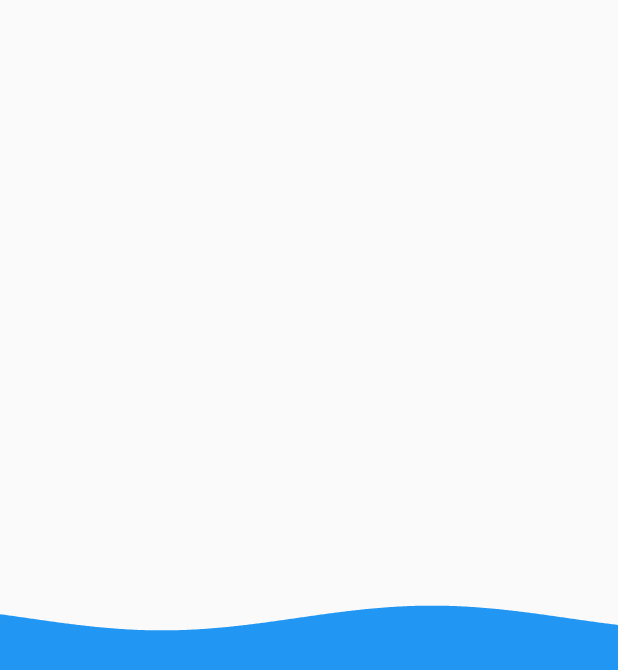
After one commit to charger513/flutter_demos, a Flutter app: the screen it shows after launch, after a tap on "Wave Animation", on a phone screen of 412 x 824 dp. The commit adds this screen. Shown: the top 670 px of the screen. Run offline on Flutter 3.47's test engine with Material 2 defaults, Android fonts, the light colour scheme and no system bars; our stand-ins replace google_fonts, syncfusion_flutter_sliders.

Commit message:
feat: Add Wave Animation with bubbles

```diff
--- a/lib/home_page.dart
+++ b/lib/home_page.dart
@@ -5,6 +5,7 @@ import 'package:flutter_portafolio/list_animation/ui/pages/list_animation_page.d
 import 'package:flutter_portafolio/page_view_center_scale/ui/pages/page_view_center_scale_page.dart';
 import 'package:flutter_portafolio/parallax_scroll/ui/pages/parallax_page.dart';
 import 'package:flutter_portafolio/particles_animations/ui/pages/particles_animations_page.dart';
+import 'package:flutter_portafolio/wave_animation/ui/pages/wave_animation_page.dart';
 import 'package:google_fonts/google_fonts.dart';
 
 class HomePage extends StatelessWidget {
@@ -102,6 +103,22 @@ class HomePage extends StatelessWidget {
                   },
                 ),
               ),
+              Card(
+                child: ListTile(
+                  title: Text(
+                    'Wave Animation',
+                    style: GoogleFonts.merriweatherSans(),
+                  ),
+                  trailing: const Icon(Icons.chevron_right),
+                  onTap: () {
+                    Navigator.of(context).push(
+                      MaterialPageRoute(
+                        builder: (_) => WaveAnimationPage(),
+                      ),
+                    );
+                  },
+                ),
+              ),
             ],
           ),
         ),
--- /dev/null
+++ b/lib/wave_animation/models/drawable.dart
@@ -0,0 +1,5 @@
+import 'package:flutter/material.dart';
+
+abstract class Drawable {
+  void draw(Canvas canvas);
+}
--- /dev/null
+++ b/lib/wave_animation/models/particle.dart
@@ -0,0 +1,40 @@
+import 'dart:math';
+import 'dart:ui';
+
+import 'package:flutter/material.dart';
+import 'package:flutter_portafolio/particles_animations/models/drawable.dart';
+
+class Particle implements Drawable {
+  Offset position;
+  Offset speed;
+  double radius;
+  Color color;
+  double lifetime;
+  double maxLifetime;
+
+  Particle({
+    this.position = Offset.zero,
+    this.speed = Offset.zero,
+    this.radius = 10,
+    this.color = Colors.white,
+    this.lifetime = 255,
+    this.maxLifetime = 255,
+  });
+
+  void update() {
+    position = position + speed;
+    lifetime--;
+  }
+
+  @override
+  void draw(Canvas canvas) {
+    if (lifetime > 0) {
+      final paint = Paint()
+        ..color = Color.lerp(
+            color, Colors.white.withAlpha(0), 1 - (lifetime / maxLifetime))!;
+      // ..style = PaintingStyle.stroke
+      // ..strokeWidth = 0.3;
+      canvas.drawCircle(position, radius, paint);
+    }
+  }
+}
--- /dev/null
+++ b/lib/wave_animation/ui/pages/wave_animation_page.dart
@@ -0,0 +1,65 @@
+import 'dart:math';
+
+import 'package:flutter/material.dart';
+import 'package:flutter_portafolio/wave_animation/ui/widgets/animated_wave.dart';
+import 'package:syncfusion_flutter_sliders/sliders.dart';
+
+class WaveAnimationPage extends StatefulWidget {
+  @override
+  State<WaveAnimationPage> createState() => _WaveAnimationPageState();
+}
+
+class _WaveAnimationPageState extends State<WaveAnimationPage> {
+  double value = 0.5;
+  double sliderLeft = -100;
+
+  @override
+  Widget build(BuildContext context) {
+    return Scaffold(
+      body: Stack(
+        children: [
+          AnimatedWave(value: value),
+          AnimatedPositioned(
+            duration: const Duration(milliseconds: 300),
+            top: 0,
+            bottom: 0,
+            left: sliderLeft,
+            child: SafeArea(
+              child: SfSlider.vertical(
+                  value: value * 100,
+                  min: 0,
+                  max: 100,
+                  stepSize: 10,
+                  activeColor: Colors.black,
+                  showDividers: true,
+                  showTicks: true,
+                  showLabels: true,
+                  interval: 10,
+                  onChanged: (value) {
+                    setState(() {
+                      this.value = value / 100;
+                    });
+                  }),
+            ),
+          ),
+          SizedBox(
+            height: double.infinity,
+            width: double.infinity,
+            child: GestureDetector(
+              onHorizontalDragEnd: (details) {
+                // print(details.velocity);
+                setState(() {
+                  if (details.velocity.pixelsPerSecond.dx > 0) {
+                    sliderLeft = 0;
+                  } else if (details.velocity.pixelsPerSecond.dx < 0) {
+                    sliderLeft = -100;
+                  }
+                });
+              },
+            ),
+          ),
+        ],
+      ),
+    );
+  }
+}
--- /dev/null
+++ b/lib/wave_animation/ui/widgets/animated_wave.dart
@@ -0,0 +1,47 @@
+import 'package:flutter/material.dart';
+
+import 'wave.dart';
+
+class AnimatedWave extends StatefulWidget {
+  const AnimatedWave({
+    Key? key,
+    required this.value,
+  }) : super(key: key);
+
+  final double value;
+
+  @override
+  _AnimatedWaveState createState() => _AnimatedWaveState();
+}
+
+class _AnimatedWaveState extends State<AnimatedWave> {
+  late double lastValue;
+  late double currentValue;
+
+  @override
+  void initState() {
+    super.initState();
+    lastValue = 0;
+    currentValue = widget.value;
+  }
+
+  @override
+  void didUpdateWidget(covariant AnimatedWave oldWidget) {
+    lastValue = oldWidget.value;
+    currentValue = widget.value;
+    super.didUpdateWidget(oldWidget);
+  }
+
+  @override
+  Widget build(BuildContext context) {
+    return TweenAnimationBuilder<double>(
+      duration: const Duration(milliseconds: 500),
+      tween: Tween<double>(begin: lastValue, end: currentValue),
+      builder: (ctx, value, _) => Wave(
+        value: value,
+        color: Theme.of(context).colorScheme.secondary,
+        direction: Axis.vertical,
+      ),
+    );
+  }
+}
--- /dev/null
+++ b/lib/wave_animation/ui/widgets/wave.dart
@@ -0,0 +1,181 @@
+import 'dart:math' as math;
+
+import 'package:flutter/material.dart';
+import 'package:flutter_portafolio/wave_animation/models/particle.dart';
+
+class Wave extends StatefulWidget {
+  final double value;
+  final Color color;
+  final Axis direction;
+
+  const Wave({
+    Key? key,
+    required this.value,
+    required this.color,
+    required this.direction,
+  }) : super(key: key);
+
+  @override
+  _WaveState createState() => _WaveState();
+}
+
+class _WaveState extends State<Wave> with SingleTickerProviderStateMixin {
+  late AnimationController _animationController;
+  late final Size size;
+
+  final List<Particle> bubbles = [];
+
+  @override
+  void initState() {
+    super.initState();
+
+    _animationController = AnimationController(
+      vsync: this,
+      duration: const Duration(seconds: 2),
+    );
+    _animationController.repeat();
+  }
+
+  @override
+  void didChangeDependencies() {
+    super.didChangeDependencies();
+    size = MediaQuery.of(context).size;
+    _animationController.addListener(() {
+      if (math.Random().nextDouble() <= 0.01) {
+        createBubble();
+      }
+    });
+  }
+
+  @override
+  void dispose() {
+    _animationController.dispose();
+    super.dispose();
+  }
+
+  void createBubble() {
+    bubbles.add(
+      Particle(
+        radius: 20 - math.Random().nextDouble() * 15,
+        position: Offset(
+          math.Random().nextDouble() * size.width,
+          size.height,
+        ),
+        speed: Offset(0, -(4 - math.Random().nextDouble() * 2)),
+        color: Colors.white.withOpacity(
+          math.Random().nextDouble().clamp(0.1, 0.9),
+        ),
+        lifetime: 255 * widget.value,
+        maxLifetime: 255 * widget.value,
+      ),
+    );
+  }
+
+  @override
+  Widget build(BuildContext context) {
+    return AnimatedBuilder(
+      animation: CurvedAnimation(
+        parent: _animationController,
+        curve: Curves.easeInOut,
+      ),
+      builder: (context, child) => ClipPath(
+        child: Container(
+          height: double.infinity,
+          width: double.infinity,
+          decoration: BoxDecoration(color: widget.color),
+          child: CustomPaint(
+            painter: BubblesPainter(bubbles: bubbles),
+          ),
+        ),
+        clipper: _WaveClipper(
+          animationValue: _animationController.value,
+          value: widget.value,
+          direction: widget.direction,
+        ),
+      ),
+    );
+  }
+}
+
+class _WaveClipper extends CustomClipper<Path> {
+  final double animationValue;
+  final double value;
+  final Axis direction;
+  final double waveHeightFactor = 100.0;
+
+  _WaveClipper({
+    required this.animationValue,
+    required this.value,
+    required this.direction,
+  });
+
+  @override
+  Path getClip(Size size) {
+    if (direction == Axis.horizontal) {
+      Path path = Path()
+        ..addPolygon(_generateHorizontalWavePath(size), false)
+        ..lineTo(0.0, size.height)
+        ..lineTo(0.0, 0.0)
+        ..close();
+      return path;
+    }
+
+    Path path = Path()
+      ..addPolygon(_generateVerticalWavePath(size), false)
+      ..lineTo(size.width, size.height)
+      ..lineTo(0.0, size.height)
+      ..close();
+    return path;
+  }
+
+  List<Offset> _generateHorizontalWavePath(Size size) {
+    final waveList = <Offset>[];
+    for (int i = -2; i <= size.height.toInt() + 2; i++) {
+      final waveHeight = (size.width / 50);
+      final dx = math.sin((animationValue * 360 - i) % 360 * (math.pi / 180)) *
+              waveHeight +
+          (size.width * value);
+      waveList.add(Offset(dx, i.toDouble()));
+    }
+    return waveList;
+  }
+
+  List<Offset> _generateVerticalWavePath(Size size) {
+    final waveList = <Offset>[];
+    for (int i = -2; i <= size.width.toInt() + 2; i++) {
+      final waveHeight = (size.height / waveHeightFactor);
+      final dy = math.sin((animationValue * 360 - i) % 360 * (math.pi / 180)) *
+              waveHeight +
+          (size.height - (size.height * value));
+      waveList.add(Offset(i.toDouble(), dy));
+    }
+    return waveList;
+  }
+
+  @override
+  bool shouldReclip(_WaveClipper oldClipper) =>
+      animationValue != oldClipper.animationValue;
+}
+
+class BubblesPainter extends CustomPainter {
+  final List<Particle> bubbles;
+
+  BubblesPainter({required this.bubbles});
+
+  @override
+  void paint(Canvas canvas, Size size) {
+    for (var i = bubbles.length - 1; i >= 0; i--) {
+      final bubble = bubbles[i];
+      bubble.update();
+      bubble.draw(canvas);
+      if (bubble.lifetime <= 0) {
+        bubbles.removeAt(i);
+      }
+    }
+  }
+
+  @override
+  bool shouldRepaint(covariant CustomPainter oldDelegate) {
+    return bubbles.isNotEmpty;
+  }
+}
--- a/pubspec.yaml
+++ b/pubspec.yaml
@@ -31,6 +31,7 @@ dependencies:
     sdk: flutter
   cupertino_icons: ^1.0.2
   google_fonts: ^2.1.0
+  syncfusion_flutter_sliders: ^19.3.45
 
 dev_dependencies:
   flutter_test:
```
Also changed, not shown: pubspec.lock.
